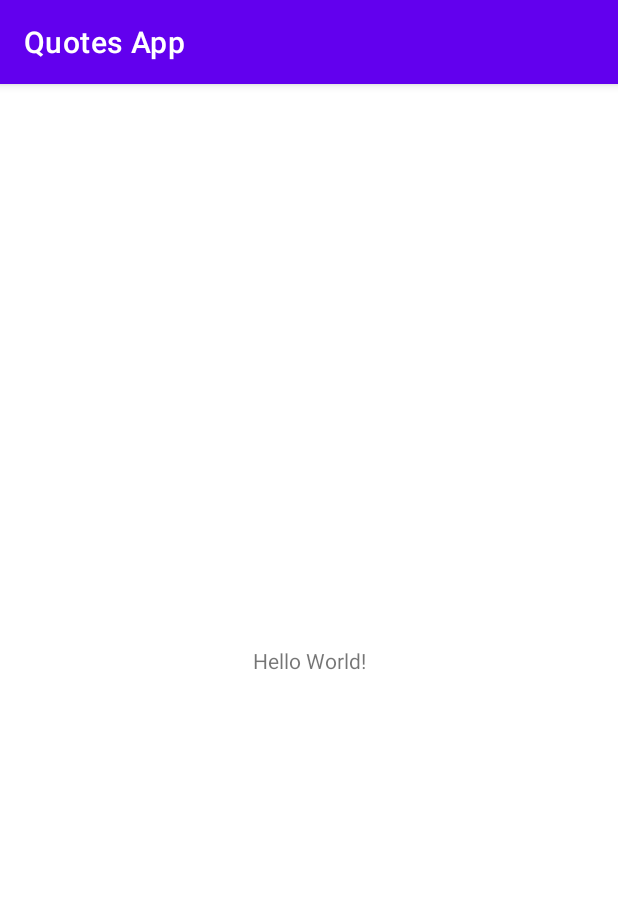
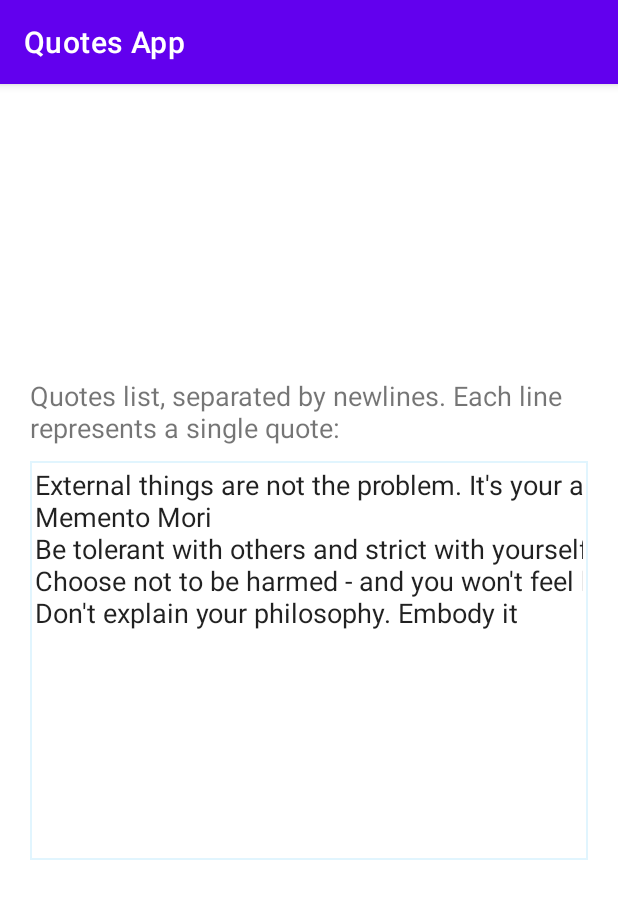
Before and after one commit to dawidowoc/quotes-app, an Android app: the screen it shows after launch (MainActivity), on a phone screen of 412 x 824 dp. Shown: the top 899 px of the screen. Run offline under Robolectric (Android 15) with nearby library versions, the phone set to English and light mode, and no system bars.

Commit message:
Add possibility to edit quotes list

```diff
--- a/app/src/main/java/com/github/dawidowoc/quotesapp/MainActivity.kt
+++ b/app/src/main/java/com/github/dawidowoc/quotesapp/MainActivity.kt
@@ -1,10 +1,16 @@
 package com.github.dawidowoc.quotesapp
 
 import android.os.Bundle
+import android.text.Editable
+import android.text.TextWatcher
 import android.view.View
 import android.widget.Button
+import android.widget.EditText
 import androidx.appcompat.app.AppCompatActivity
 import com.github.dawidowoc.quotesapp.debug.DebugModeService
+import com.github.dawidowoc.quotesapp.quotes.SharedPreferencesQuotesDao
+import com.github.dawidowoc.quotesapp.quotes.deserializeQuotes
+import com.github.dawidowoc.quotesapp.quotes.serializeQuotes
 import com.github.dawidowoc.quotesapp.widget.WidgetUpdater
 
 class MainActivity : AppCompatActivity() {
@@ -18,5 +24,21 @@ class MainActivity : AppCompatActivity() {
             triggerWidgetUpdateButton.visibility = View.VISIBLE
             triggerWidgetUpdateButton.setOnClickListener { WidgetUpdater(this).update() }
         }
+
+        val quotesList = findViewById<EditText>(R.id.quotes_list)
+        // For some reason this does not work when set in XML
+        quotesList.setHorizontallyScrolling(true)
+        quotesList.setText(serializeQuotes(SharedPreferencesQuotesDao(this).getQuotes()))
+        quotesList.addTextChangedListener(object : TextWatcher {
+            override fun beforeTextChanged(s: CharSequence?, start: Int, count: Int, after: Int) {
+            }
+
+            override fun onTextChanged(s: CharSequence?, start: Int, before: Int, count: Int) {
+            }
+
+            override fun afterTextChanged(s: Editable?) {
+                SharedPreferencesQuotesDao(this@MainActivity).saveQuotes(deserializeQuotes(s.toString()))
+            }
+        })
     }
 }
--- a/app/src/main/java/com/github/dawidowoc/quotesapp/quotes/NextQuoteProvider.kt
+++ b/app/src/main/java/com/github/dawidowoc/quotesapp/quotes/NextQuoteProvider.kt
@@ -33,7 +33,6 @@ interface NextQuoteStateDao {
 
 class SharedPreferencesNextQuoteStateDao(private val context: Context) : NextQuoteStateDao {
 
-
     override fun getCurrentQuoteId(): Int {
         val preferences = context.getSharedPreferences("preferences", Context.MODE_PRIVATE)
         return preferences.getInt("current.quote.id", -1)
--- a/app/src/main/java/com/github/dawidowoc/quotesapp/quotes/QuotesDao.kt
+++ b/app/src/main/java/com/github/dawidowoc/quotesapp/quotes/QuotesDao.kt
@@ -1,19 +1,36 @@
 package com.github.dawidowoc.quotesapp.quotes
+
+import android.content.Context
 
 interface QuotesDao {
     fun saveQuotes(quotes: List<String>)
     fun getQuotes(): List<String>
 }
 
-class DummyQuotesDao : QuotesDao {
+class SharedPreferencesQuotesDao(private val context: Context) : QuotesDao {
+
+    private val defaultQuotes =
+        "External things are not the problem. It's your assessment of them. Which you can erase right now.\n" +
+                "Memento Mori\n" +
+                "Be tolerant with others and strict with yourself\n" +
+                "Choose not to be harmed - and you won't feel harmed. Don't feel harmed - and you haven't been\n" +
+                "Don't explain your philosophy. Embody it"
+
     override fun saveQuotes(quotes: List<String>) {
+        with(getSharedPreferences().edit()) {
+            putString("quotes", serializeQuotes(quotes))
+            apply()
+        }
     }
 
-    override fun getQuotes(): List<String> = listOf(
-        "External things are not the problem. It's your assessment of them. Which you can erase right now.",
-        "Memento Mori",
-        "Be tolerant with others and strict with yourself",
-        "Choose not to be harmed - and you won't feel harmed. Don't feel harmed - and you haven't been",
-        "Don't explain your philosophy. Embody it"
-    )
+    override fun getQuotes(): List<String> {
+        return deserializeQuotes(getSharedPreferences().getString("quotes", defaultQuotes))
+    }
+
+    private fun getSharedPreferences() =
+        context.getSharedPreferences("preferences", Context.MODE_PRIVATE)
 }
+
+fun serializeQuotes(quotes: List<String>): String = quotes.reduce { acc, s -> acc + "\n" + s }
+
+fun deserializeQuotes(quotes: String?): List<String> = quotes?.split("\n") ?: listOf()
--- a/app/src/main/java/com/github/dawidowoc/quotesapp/widget/QuotesWidget.kt
+++ b/app/src/main/java/com/github/dawidowoc/quotesapp/widget/QuotesWidget.kt
@@ -5,9 +5,9 @@ import android.appwidget.AppWidgetProvider
 import android.content.Context
 import android.widget.RemoteViews
 import com.github.dawidowoc.quotesapp.R
-import com.github.dawidowoc.quotesapp.quotes.DummyQuotesDao
 import com.github.dawidowoc.quotesapp.quotes.NextQuoteProvider
 import com.github.dawidowoc.quotesapp.quotes.SharedPreferencesNextQuoteStateDao
+import com.github.dawidowoc.quotesapp.quotes.SharedPreferencesQuotesDao
 
 /**
  * Implementation of App Widget functionality.
@@ -21,7 +21,10 @@ class QuotesWidget : AppWidgetProvider() {
         appWidgetIds: IntArray
     ) {
         nextQuoteProvider =
-            NextQuoteProvider(DummyQuotesDao(), SharedPreferencesNextQuoteStateDao(context))
+            NextQuoteProvider(
+                SharedPreferencesQuotesDao(context),
+                SharedPreferencesNextQuoteStateDao(context)
+            )
 
         // There may be multiple widgets active, so update all of them
         for (appWidgetId in appWidgetIds) {
--- /dev/null
+++ b/app/src/main/res/drawable-v21/border.xml
@@ -0,0 +1,6 @@
+<?xml version="1.0" encoding="utf-8"?>
+<shape xmlns:android="http://schemas.android.com/apk/res/android">
+    <stroke
+        android:width="1dp"
+        android:color="@color/light_blue_50" />
+</shape>
--- a/app/src/main/res/layout/activity_main.xml
+++ b/app/src/main/res/layout/activity_main.xml
@@ -4,27 +4,40 @@
     xmlns:tools="http://schemas.android.com/tools"
     android:layout_width="match_parent"
     android:layout_height="match_parent"
+    android:layout_margin="20dp"
     tools:context=".MainActivity">
 
+    <EditText
+        android:id="@+id/quotes_list"
+        android:layout_width="match_parent"
+        android:layout_height="wrap_content"
+        android:background="@drawable/border"
+        android:gravity="top"
+        android:inputType="textMultiLine"
+        android:minLines="12"
+        android:padding="3dp"
+        android:scrollbars="horizontal|vertical"
+        app:layout_constraintBottom_toBottomOf="parent"
+        app:layout_constraintTop_toTopOf="parent" />
+
     <TextView
-        android:id="@+id/helloWorld"
         android:layout_width="wrap_content"
         android:layout_height="wrap_content"
-        android:text="Hello World!"
-        app:layout_constraintBottom_toBottomOf="parent"
-        app:layout_constraintLeft_toLeftOf="parent"
-        app:layout_constraintRight_toRightOf="parent"
-        app:layout_constraintTop_toTopOf="parent" />
+        android:layout_marginBottom="10dp"
+        android:labelFor="@+id/quotes_list"
+        android:text="@string/quotes_list_label"
+        android:textSize="18sp"
+        app:layout_constraintBottom_toTopOf="@+id/quotes_list"
+        app:layout_constraintStart_toStartOf="parent" />
 
     <Button
         android:id="@+id/test_trigger_widget_update_button"
         android:layout_width="wrap_content"
-        android:visibility="invisible"
         android:layout_height="wrap_content"
         android:text="@string/test_trigger_widget_update"
-        app:layout_constraintBottom_toBottomOf="parent"
+        android:visibility="invisible"
         app:layout_constraintEnd_toEndOf="parent"
         app:layout_constraintStart_toStartOf="parent"
-        app:layout_constraintTop_toBottomOf="@+id/helloWorld" />
+        app:layout_constraintTop_toTopOf="parent" />
 
 </androidx.constraintlayout.widget.ConstraintLayout>
--- a/app/src/main/res/values/strings.xml
+++ b/app/src/main/res/values/strings.xml
@@ -4,5 +4,7 @@
     <string name="add_widget">Add widget</string>
     <string name="app_widget_description">This is an app widget description</string>
 
+    <string name="quotes_list_label">Quotes list, separated by newlines. Each line represents a single quote:</string>
+
     <string name="test_trigger_widget_update">Trigger widget update</string>
 </resources>
```
